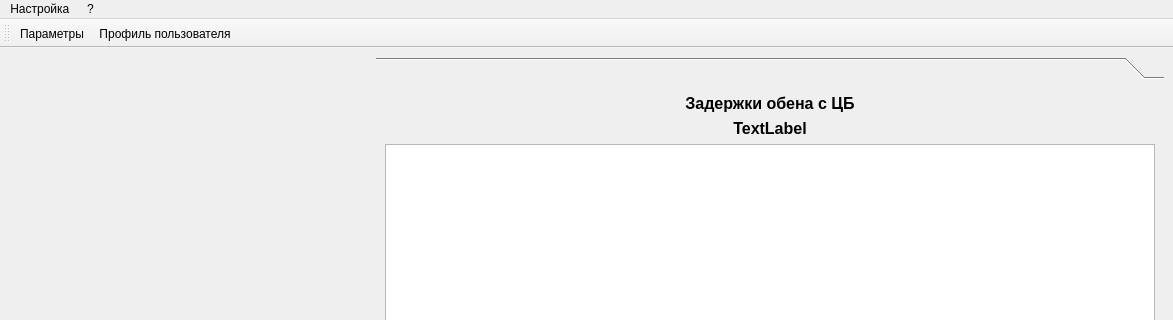
Qt form mainwindow.ui (rust3128/Gandalf) before a commit; both pictures show x 0 to 1173 and y 0 to 320 of the 1173 by 768 pixel window.
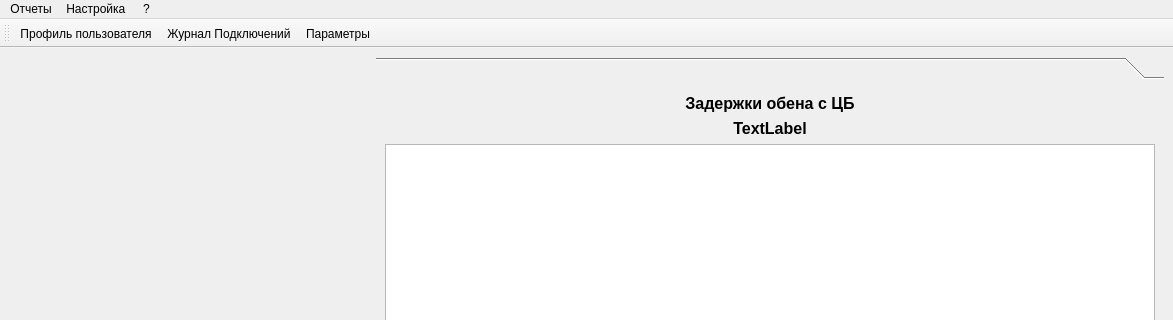
The same form after that commit. Icons and pictures are not drawn. Custom widgets are drawn as their Qt base class.

Commit message: Show connections List

Diff of the .ui file:
```diff
--- a/mainwindow.ui
+++ b/mainwindow.ui
@@ -265,6 +265,13 @@
     <addaction name="actionAbout"/>
     <addaction name="action_AboutQt"/>
    </widget>
+   <widget class="QMenu" name="menu_3">
+    <property name="title">
+     <string>Отчеты</string>
+    </property>
+    <addaction name="actionListConnections"/>
+   </widget>
+   <addaction name="menu_3"/>
    <addaction name="menu"/>
    <addaction name="menu_2"/>
   </widget>
@@ -279,8 +286,9 @@
    <attribute name="toolBarBreak">
     <bool>false</bool>
    </attribute>
-   <addaction name="actionParametrs"/>
    <addaction name="actionUserProfile"/>
+   <addaction name="actionListConnections"/>
+   <addaction name="actionParametrs"/>
   </widget>
   <action name="actionUserProfile">
    <property name="icon">
@@ -336,6 +344,15 @@
     <string>Менеджер паролей</string>
    </property>
   </action>
+  <action name="actionListConnections">
+   <property name="icon">
+    <iconset resource="resource.qrc">
+     <normaloff>:/Images/list_icon.png</normaloff>:/Images/list_icon.png</iconset>
+   </property>
+   <property name="text">
+    <string>Журнал Подключений</string>
+   </property>
+  </action>
  </widget>
  <customwidgets>
   <customwidget>
```
The commit also changes 36 other files.
